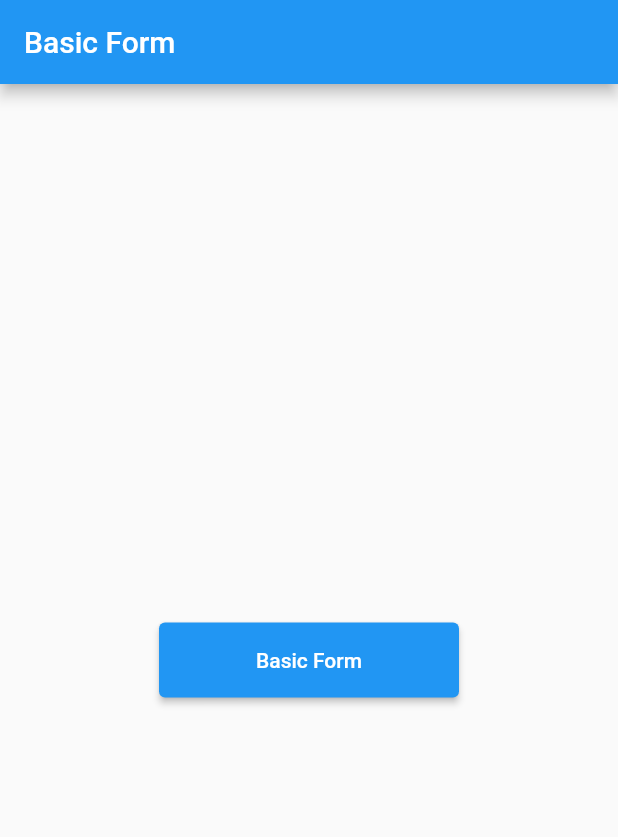
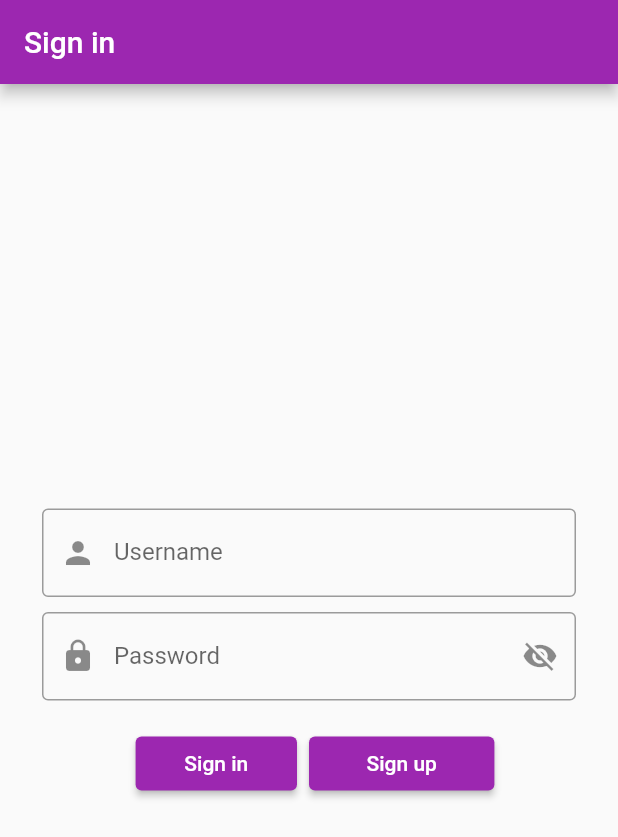
Before and after one commit to thales-goncalves3/projeto-flutter, a Flutter app: the screen it shows after launch, on a phone screen of 412 x 824 dp. Shown: the top 837 px of the screen. Run offline on Flutter 3.47's test engine with Material 2 defaults, Android fonts, the phone set to English and light mode, and no system bars; our stand-ins replace hive, hive_flutter, string_validator; accounts and stored records are empty.

Commit message:
adicionando outras funcionalidades ao projeto

```diff
--- a/lib/custom_input.dart
+++ b/lib/custom_input.dart
@@ -6,6 +6,7 @@ class CustomInput extends StatelessWidget {
   final String? hintText;
   final IconData? icon;
   final Widget? suffix;
+  final TextEditingController? controller;
   bool obscureText;
   final String? Function(String? text)? validator;
   final void Function(String? text)? onSaved;
@@ -21,11 +22,13 @@ class CustomInput extends StatelessWidget {
     this.onChanged,
     this.obscureText = false,
     this.suffix,
+    this.controller,
   }) : super(key: key);
 
   @override
   Widget build(BuildContext context) {
     return TextFormField(
+      controller: controller,
       autovalidateMode: AutovalidateMode.onUserInteraction,
       validator: validator,
       onSaved: onSaved,
--- /dev/null
+++ b/lib/login.dart
@@ -0,0 +1,115 @@
+import 'dart:convert';
+
+import 'package:basic_form/custom_input.dart';
+import 'package:basic_form/model/user_model.dart';
+import 'package:flutter/material.dart';
+import 'package:hive_flutter/hive_flutter.dart';
+import 'package:hive/hive.dart';
+
+class Login extends StatefulWidget {
+  const Login({super.key});
+
+  @override
+  State<Login> createState() => _LoginState();
+}
+
+class _LoginState extends State<Login> {
+  bool obscureTextPassword = true;
+  TextEditingController username = TextEditingController();
+  TextEditingController password = TextEditingController();
+  final db = Hive.box("database");
+
+  bool checkUser() {
+    List<UserModel> usersModels = <UserModel>[];
+    List<dynamic> listUsers = db.values.toList();
+
+    listUsers.forEach((element) {
+      usersModels.add(UserModel.fromMap(element));
+    });
+
+    for (var i = 0; i < listUsers.length; i++) {
+      if (usersModels[i].name == username.text &&
+          usersModels[i].password == password.text) {
+        return true;
+      }
+    }
+
+    return false;
+  }
+
+  @override
+  Widget build(BuildContext context) {
+    return Scaffold(
+      appBar: AppBar(
+        title: const Text("Sign in"),
+      ),
+      body: Padding(
+        padding: const EdgeInsets.all(20),
+        child: SizedBox(
+          height: MediaQuery.of(context).size.height,
+          child: Padding(
+            padding: const EdgeInsets.all(8.0),
+            child: Form(
+                child: Column(
+              mainAxisAlignment: MainAxisAlignment.center,
+              children: [
+                CustomInput(
+                  controller: username,
+                  label: "Username",
+                  hintText: "Type your username",
+                  icon: Icons.person,
+                  obscureText: false,
+                ),
+                const SizedBox(height: 10),
+                CustomInput(
+                  controller: password,
+                  label: "Password",
+                  hintText: "Type your password",
+                  icon: Icons.lock,
+                  obscureText: obscureTextPassword,
+                  suffix: IconButton(
+                    onPressed: () {
+                      setState(() {
+                        obscureTextPassword = !obscureTextPassword;
+                      });
+                    },
+                    icon: Icon(obscureTextPassword
+                        ? Icons.visibility_off
+                        : Icons.visibility),
+                  ),
+                ),
+                const SizedBox(
+                  height: 10,
+                ),
+                Row(
+                  mainAxisAlignment: MainAxisAlignment.center,
+                  children: [
+                    SizedBox(
+                        width: MediaQuery.of(context).size.height * 0.15,
+                        child: Padding(
+                          padding: const EdgeInsets.all(8.0),
+                          child: ElevatedButton(
+                              onPressed: () async {
+                                if (checkUser())
+                                  Navigator.of(context)
+                                      .pushNamed('/show_users');
+                              },
+                              child: const Text("Sign in")),
+                        )),
+                    SizedBox(
+                        width: MediaQuery.of(context).size.height * 0.15,
+                        child: ElevatedButton(
+                            onPressed: () {
+                              Navigator.of(context).pushNamed('/basic_form');
+                            },
+                            child: const Text("Sign up"))),
+                  ],
+                ),
+              ],
+            )),
+          ),
+        ),
+      ),
+    );
+  }
+}
--- a/lib/main.dart
+++ b/lib/main.dart
@@ -1,8 +1,23 @@
-import 'package:basic_form/basic_form.dart';
+import 'package:basic_form/login.dart';
+import 'package:basic_form/providers/id_provider.dart';
+import 'package:basic_form/show_users.dart';
 import 'package:flutter/material.dart';
+import 'package:hive_flutter/hive_flutter.dart';
+import 'package:provider/provider.dart';
 
-void main() {
-  runApp(const MyApp());
+import 'register.dart';
+
+void main() async {
+  await Hive.initFlutter();
+
+  var database = await Hive.openBox('database');
+
+  Hive.box('database').clear();
+
+  runApp(ChangeNotifierProvider(
+    create: (context) => Id(),
+    child: const MyApp(),
+  ));
 }
 
 class MyApp extends StatelessWidget {
@@ -15,11 +30,12 @@ class MyApp extends StatelessWidget {
       title: 'Basic Form',
       initialRoute: '/',
       routes: {
-        '/': (context) => const HomePage(),
-        '/basic_form': (context) => BasicForm(),
+        '/': (context) => const Login(),
+        '/basic_form': (context) => const BasicForm(),
+        '/show_users': (context) => const ShowUsers(),
       },
       theme: ThemeData(
-        primarySwatch: Colors.blue,
+        primarySwatch: Colors.purple,
       ),
     );
   }
@@ -34,7 +50,6 @@ class HomePage extends StatelessWidget {
       appBar: AppBar(
         title: const Text("Basic Form"),
       ),
-
       body: Center(
         child: SizedBox(
           height: 50,
@@ -42,7 +57,7 @@ class HomePage extends StatelessWidget {
           child: ElevatedButton(
             onPressed: () => {
               Navigator.of(context).pushNamed('/basic_form'),
-              } ,
+            },
             child: const Text("Basic Form"),
           ),
         ),
--- a/lib/model/user_model.dart
+++ b/lib/model/user_model.dart
@@ -1,27 +1,72 @@
 // ignore_for_file: public_member_api_docs, sort_constructors_first
+import 'dart:convert';
 
-import 'package:flutter/cupertino.dart';
-
-@immutable
 class UserModel {
+  int? id;
   String? name;
   String? email;
   String? password;
   UserModel({
+    this.id,
     this.name = '',
     this.email = '',
     this.password = '',
   });
 
   UserModel copyWith({
+    int? id,
     String? name,
     String? email,
     String? password,
   }) {
     return UserModel(
+      id: id ?? this.id,
       name: name ?? this.name,
       email: email ?? this.email,
       password: password ?? this.password,
     );
   }
+
+  Map<String, dynamic> toMap() {
+    return <String, dynamic>{
+      'id': id,
+      'name': name,
+      'email': email,
+      'password': password,
+    };
+  }
+
+  factory UserModel.fromMap(Map<String, dynamic> map) {
+    return UserModel(
+      id: map['id'] as int,
+      name: map['name'] != null ? map['name'] as String : null,
+      email: map['email'] != null ? map['email'] as String : null,
+      password: map['password'] != null ? map['password'] as String : null,
+    );
+  }
+
+  String toJson() => json.encode(toMap());
+
+  factory UserModel.fromJson(String source) =>
+      UserModel.fromMap(json.decode(source) as Map<String, dynamic>);
+
+  @override
+  String toString() {
+    return 'UserModel(id: $id, name: $name, email: $email, password: $password)';
+  }
+
+  @override
+  bool operator ==(covariant UserModel other) {
+    if (identical(this, other)) return true;
+
+    return other.id == id &&
+        other.name == name &&
+        other.email == email &&
+        other.password == password;
+  }
+
+  @override
+  int get hashCode {
+    return id.hashCode ^ name.hashCode ^ email.hashCode ^ password.hashCode;
+  }
 }
--- a/pubspec.yaml
+++ b/pubspec.yaml
@@ -32,6 +32,10 @@ dependencies:
   flutter:
     sdk: flutter
   string_validator: ^0.3.0
+  shared_preferences: ^2.0.15
+  hive: ^2.2.3
+  hive_flutter: ^1.1.0
+  provider: ^6.0.4
 
   # The following adds the Cupertino Icons font to your application.
   # Use with the CupertinoIcons class for iOS style icons.
```
Also changed, not shown: lib/providers/id_provider.dart (added, +12 -0 lines), lib/register.dart (renamed from lib/basic_form.dart, +25 -53 lines), lib/show_users.dart (added, +16 -0 lines), pubspec.lock. Lines whose indentation alone changed are shown as unchanged.
